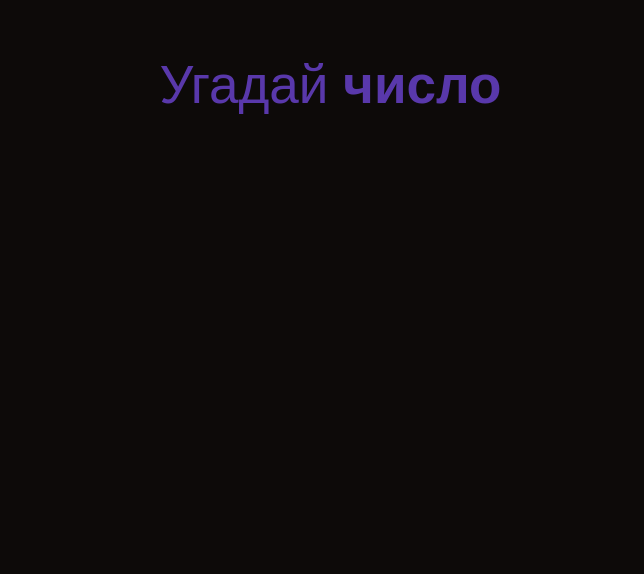
Qt form signup_screen.ui (Glebadelo/numgame1) before a commit.
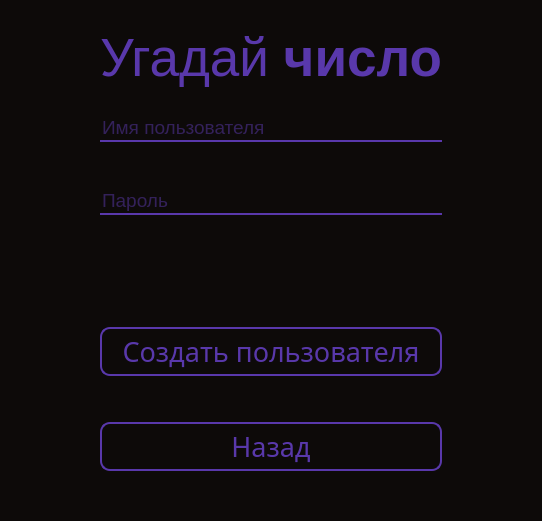
The same form after that commit.

```diff
--- a/signup_screen.ui
+++ b/signup_screen.ui
@@ -6,12 +6,15 @@
    <rect>
     <x>0</x>
     <y>0</y>
-    <width>644</width>
-    <height>574</height>
+    <width>534</width>
+    <height>521</height>
    </rect>
   </property>
   <property name="windowTitle">
-   <string>Dialog</string>
+   <string>Создать пользователя</string>
+  </property>
+  <property name="styleSheet">
+   <string notr="true"/>
   </property>
   <layout class="QVBoxLayout" name="verticalLayout">
    <property name="spacing">
@@ -37,34 +40,223 @@
 	color: rgb(89, 56, 171);
 }</string>
      </property>
-     <widget class="QLabel" name="label">
-      <property name="geometry">
-       <rect>
-        <x>-30</x>
-        <y>50</y>
-        <width>721</width>
-        <height>71</height>
-       </rect>
+     <layout class="QVBoxLayout" name="verticalLayout_2">
+      <property name="leftMargin">
+       <number>100</number>
       </property>
-      <property name="font">
-       <font>
-        <family>Segoe UI</family>
-        <pointsize>40</pointsize>
-       </font>
+      <property name="rightMargin">
+       <number>100</number>
       </property>
-      <property name="layoutDirection">
-       <enum>Qt::LeftToRight</enum>
+      <property name="bottomMargin">
+       <number>50</number>
       </property>
-      <property name="frameShadow">
-       <enum>QFrame::Plain</enum>
-      </property>
-      <property name="text">
-       <string>Угадай &lt;strong&gt;число&lt;/strong&gt;</string>
-      </property>
-      <property name="alignment">
-       <set>Qt::AlignCenter</set>
-      </property>
-     </widget>
+      <item>
+       <widget class="QLabel" name="title_2">
+        <property name="font">
+         <font>
+          <family>Segoe UI</family>
+          <pointsize>40</pointsize>
+         </font>
+        </property>
+        <property name="layoutDirection">
+         <enum>Qt::LeftToRight</enum>
+        </property>
+        <property name="frameShadow">
+         <enum>QFrame::Plain</enum>
+        </property>
+        <property name="text">
+         <string>Угадай &lt;strong&gt;число&lt;/strong&gt;</string>
+        </property>
+        <property name="alignment">
+         <set>Qt::AlignCenter</set>
+        </property>
+       </widget>
+      </item>
+      <item>
+       <widget class="QLineEdit" name="usernameField_2">
+        <property name="font">
+         <font>
+          <family>Segoe UI</family>
+          <pointsize>14</pointsize>
+         </font>
+        </property>
+        <property name="styleSheet">
+         <string notr="true">background-color: rgb(13, 10, 9);
+color: rgb(89, 56, 171);
+border-style: none;
+border-bottom: 2px solid rgb(89, 56, 171);
+
+</string>
+        </property>
+        <property name="text">
+         <string/>
+        </property>
+        <property name="placeholderText">
+         <string>Имя пользователя</string>
+        </property>
+       </widget>
+      </item>
+      <item>
+       <spacer name="verticalSpacer_2">
+        <property name="orientation">
+         <enum>Qt::Vertical</enum>
+        </property>
+        <property name="sizeType">
+         <enum>QSizePolicy::Fixed</enum>
+        </property>
+        <property name="sizeHint" stdset="0">
+         <size>
+          <width>20</width>
+          <height>40</height>
+         </size>
+        </property>
+       </spacer>
+      </item>
+      <item>
+       <widget class="QLineEdit" name="passwordField_2">
+        <property name="font">
+         <font>
+          <family>Segoe UI</family>
+          <pointsize>14</pointsize>
+         </font>
+        </property>
+        <property name="styleSheet">
+         <string notr="true">background-color: rgb(13, 10, 9);
+color: rgb(89, 56, 171);
+border-style: none;
+border-bottom: 2px solid rgb(89, 56, 171);
+
+</string>
+        </property>
+        <property name="text">
+         <string/>
+        </property>
+        <property name="echoMode">
+         <enum>QLineEdit::Password</enum>
+        </property>
+        <property name="placeholderText">
+         <string>Пароль</string>
+        </property>
+       </widget>
+      </item>
+      <item>
+       <widget class="QLabel" name="error_label_2">
+        <property name="font">
+         <font>
+          <family>Segoe UI</family>
+          <pointsize>10</pointsize>
+         </font>
+        </property>
+        <property name="styleSheet">
+         <string notr="true">color: rgb(171, 3, 112)</string>
+        </property>
+        <property name="text">
+         <string/>
+        </property>
+        <property name="alignment">
+         <set>Qt::AlignLeading|Qt::AlignLeft|Qt::AlignTop</set>
+        </property>
+       </widget>
+      </item>
+      <item>
+       <widget class="QPushButton" name="signup_btn_2">
+        <property name="minimumSize">
+         <size>
+          <width>0</width>
+          <height>49</height>
+         </size>
+        </property>
+        <property name="font">
+         <font>
+          <family>Segoe UI Semibold</family>
+          <pointsize>20</pointsize>
+         </font>
+        </property>
+        <property name="cursor">
+         <cursorShape>PointingHandCursor</cursorShape>
+        </property>
+        <property name="styleSheet">
+         <string notr="true">QPushButton{
+background-color: rgb(13, 10, 9);
+color: rgb(89, 56, 171);
+border-style: solid;
+border-width: 2px;
+border-radius: 10;
+border-color: rgb(89, 56, 171);
+}
+QPushButton:hover{
+	background-color:qlineargradient(spread:pad, x1:0, y1:0, x2:1, y2:0, stop:0 rgba(13, 10, 9, 255), 	stop:1 rgba(31, 17, 25, 255));
+	border-color: rgb(130, 96, 171)
+}
+QPushButton:focus{
+	outline:none;
+	background-color:qlineargradient(spread:pad, x1:0, y1:0, x2:1, y2:0, stop:0 		rgba(13, 10, 9, 255), 	stop:1 rgba(31, 17, 25, 255));
+	border-color: rgb(130, 96, 171)
+}</string>
+        </property>
+        <property name="text">
+         <string>Создать пользователя</string>
+        </property>
+       </widget>
+      </item>
+      <item>
+       <spacer name="verticalSpacer">
+        <property name="orientation">
+         <enum>Qt::Vertical</enum>
+        </property>
+        <property name="sizeType">
+         <enum>QSizePolicy::Fixed</enum>
+        </property>
+        <property name="sizeHint" stdset="0">
+         <size>
+          <width>20</width>
+          <height>40</height>
+         </size>
+        </property>
+       </spacer>
+      </item>
+      <item>
+       <widget class="QPushButton" name="back_btn">
+        <property name="minimumSize">
+         <size>
+          <width>0</width>
+          <height>49</height>
+         </size>
+        </property>
+        <property name="font">
+         <font>
+          <family>Segoe UI Semibold</family>
+          <pointsize>20</pointsize>
+         </font>
+        </property>
+        <property name="cursor">
+         <cursorShape>PointingHandCursor</cursorShape>
+        </property>
+        <property name="styleSheet">
+         <string notr="true">QPushButton{
+background-color: rgb(13, 10, 9);
+color: rgb(89, 56, 171);
+border-style: solid;
+border-width: 2px;
+border-radius: 10;
+border-color: rgb(89, 56, 171);
+}
+QPushButton:hover{
+	background-color:qlineargradient(spread:pad, x1:0, y1:0, x2:1, y2:0, stop:0 rgba(13, 10, 9, 255), 	stop:1 rgba(31, 17, 25, 255));
+	border-color: rgb(130, 96, 171)
+}
+QPushButton:focus{
+	outline:none;
+	background-color:qlineargradient(spread:pad, x1:0, y1:0, x2:1, y2:0, stop:0 		rgba(13, 10, 9, 255), 	stop:1 rgba(31, 17, 25, 255));
+	border-color: rgb(130, 96, 171)
+}</string>
+        </property>
+        <property name="text">
+         <string>Назад</string>
+        </property>
+       </widget>
+      </item>
+     </layout>
     </widget>
    </item>
   </layout>
```
